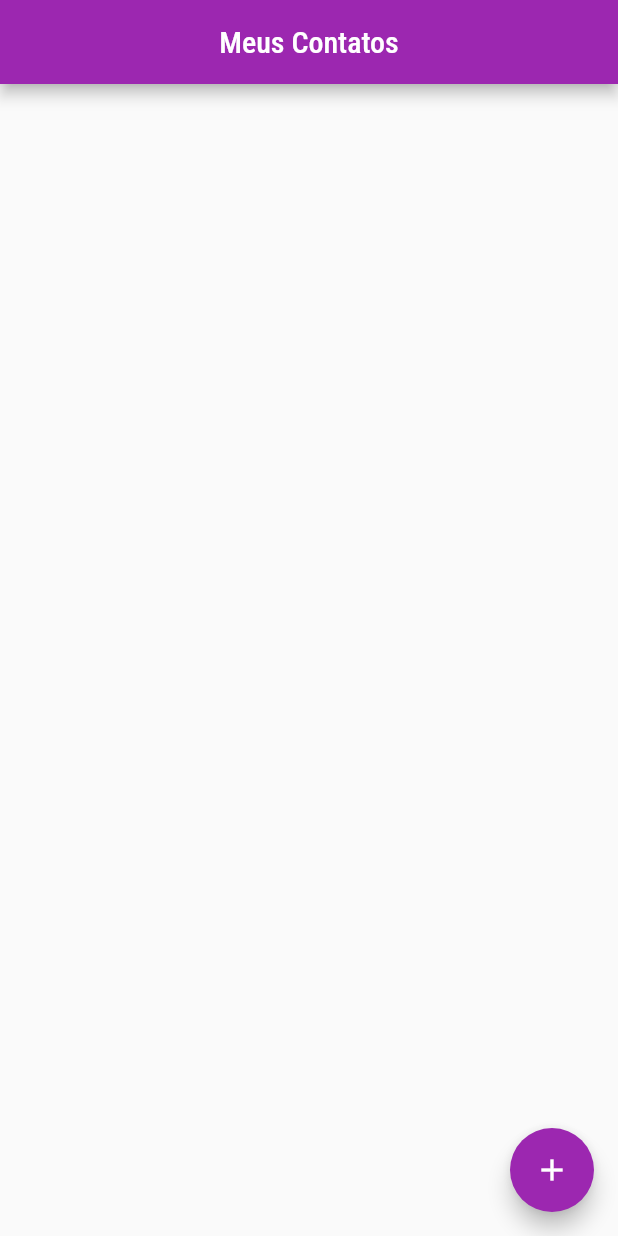
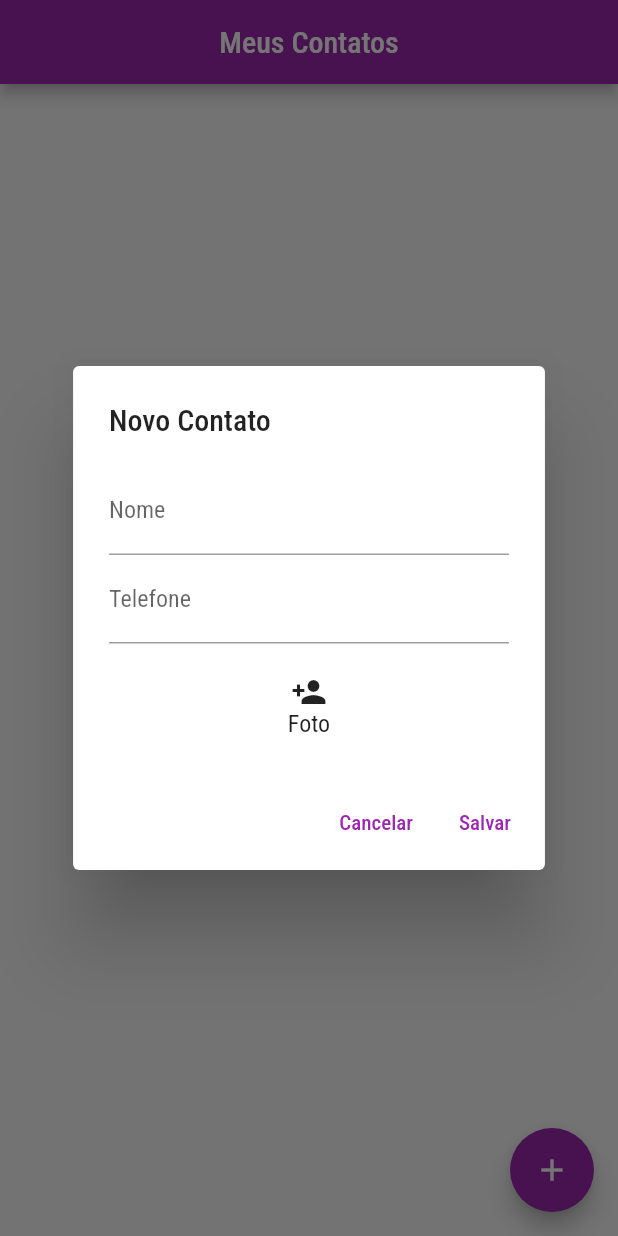
Before and after one commit to marconys/app_contatos, a Flutter app: the screen it shows after launch, after a tap on the "add" icon, on a phone screen of 412 x 824 dp. Run offline on Flutter 3.47's test engine with Material 2 defaults, Android fonts, the phone set to English and light mode, and no system bars; our stand-ins replace animated_text_kit, brasil_fields, dio, flutter_dotenv, google_fonts.

```diff
--- a/lib/views/home_contatos_view.dart
+++ b/lib/views/home_contatos_view.dart
@@ -1,4 +1,6 @@
+import 'package:brasil_fields/brasil_fields.dart';
 import 'package:flutter/material.dart';
+import 'package:flutter/services.dart';
 
 class HomeContatosView extends StatefulWidget {
   const HomeContatosView({super.key});
@@ -8,11 +10,69 @@ class HomeContatosView extends StatefulWidget {
 }
 
 class _HomeContatosViewState extends State<HomeContatosView> {
+  var controllerName = TextEditingController(text: "");
+  var controllerPhone = TextEditingController(text: "");
   @override
   Widget build(BuildContext context) {
     return Scaffold(
-      appBar: AppBar(title: const Text('Meus Contatos'), centerTitle: true,),
-      floatingActionButton: FloatingActionButton(onPressed: () {}, child: const Icon(Icons.add),),
+      appBar: AppBar(
+        title: const Text('Meus Contatos'),
+        centerTitle: true,
+      ),
+      floatingActionButton: FloatingActionButton(
+        onPressed: () {
+          showDialog(
+              context: context,
+              builder: (BuildContext bc) {
+                return AlertDialog(
+                  title: const Text("Novo Contato"),
+                  content: Wrap(
+                    children: [
+                      TextField(
+                        controller: controllerName,
+                        decoration: const InputDecoration(
+                            labelText: 'Nome', hintText: 'Nome do Contato'),
+                      ),
+                      TextField(
+                        controller: controllerPhone,
+                        decoration: const InputDecoration(
+                            labelText: 'Telefone',
+                            hintText: 'Telefone do Contato'),
+                        inputFormatters: [
+                          FilteringTextInputFormatter.digitsOnly,
+                          TelefoneInputFormatter(),
+                        ],
+                      ),
+
+                      Center(
+                        child: Padding(
+                          padding: const EdgeInsets.only(top: 20),
+                          child: GestureDetector(
+                            onTap: () {},
+                            child: const Column(
+                              children: [
+                                Icon(Icons.person_add),
+                                Text("Foto"),
+                              ],
+                            ),
+                          ),
+                        ),
+                      )
+                    ],
+                  ),
+                  actions: [
+                    TextButton(
+                        onPressed: () {
+                          Navigator.pop(context);
+                        },
+                        child: const Text("Cancelar")),
+                    TextButton(onPressed: () {}, child: const Text("Salvar")),
+                  ],
+                );
+              });
+        },
+        child: const Icon(Icons.add),
+      ),
     );
   }
 }
--- a/pubspec.yaml
+++ b/pubspec.yaml
@@ -39,6 +39,7 @@ dependencies:
   animated_text_kit: ^4.2.2
   flutter_dotenv: ^5.1.0
   dio: ^5.3.2
+  brasil_fields: ^1.14.0
 
 dev_dependencies:
   flutter_test:
```
Also changed, not shown: pubspec.lock.
